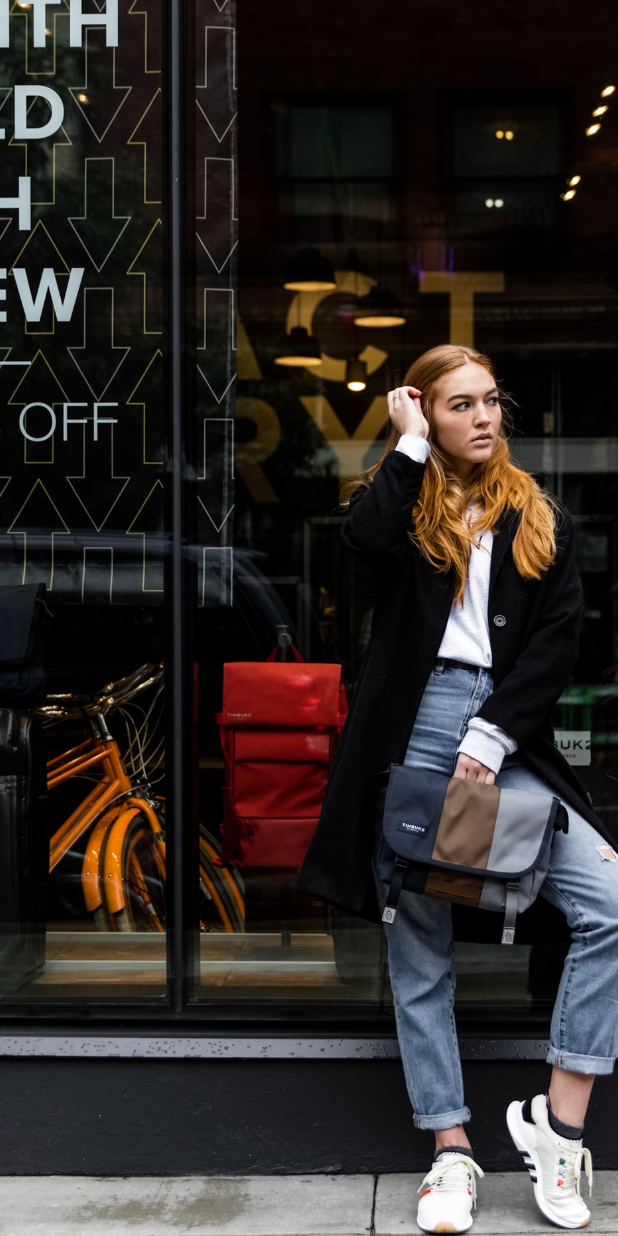
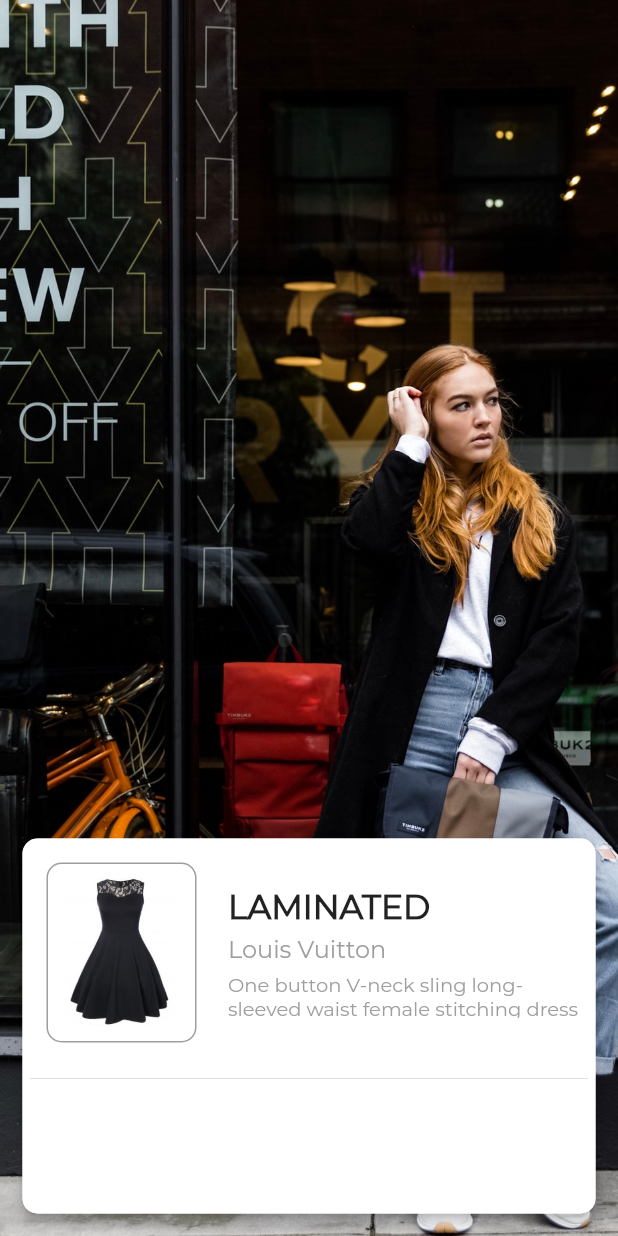
Before and after one commit to islamoktay/learning_process, a Flutter app: the Detay screen opened directly, on a phone screen of 412 x 824 dp. Run offline on Flutter 3.47's test engine with Material 2 defaults, Android fonts, the phone set to English and light mode, and no system bars; our stand-ins replace email_validator, flutter_easyloading, google_fonts, palette_generator.

Commit message:
studied more

```diff
--- a/flutter/flutter_moda_app/lib/detay.dart
+++ b/flutter/flutter_moda_app/lib/detay.dart
@@ -12,7 +12,9 @@ class _DetayState extends State<Detay> {
   @override
   Widget build(BuildContext context) {
     return Scaffold(
-      body: Hero(
+      body: Stack(
+        children: [
+          Hero(
             tag: widget.imgPath,
             child: Container(
               height: MediaQuery.of(context).size.height,
@@ -25,6 +27,98 @@ class _DetayState extends State<Detay> {
               ),
             ),
           ),
+          Positioned(
+            left: 15,
+            right: 15,
+            bottom: 15,
+            child: Material(
+              borderRadius: BorderRadius.circular(10),
+              elevation: 4,
+              child: Container(
+                height: 250,
+                width: MediaQuery.of(context).size.width - 30,
+                decoration: BoxDecoration(
+                  color: Colors.white,
+                  borderRadius: BorderRadius.circular(10),
+                ),
+                child: Column(
+                  children: [
+                    Row(
+                      children: [
+                        Padding(
+                          padding: const EdgeInsets.all(16.0),
+                          child: Container(
+                            height: 120,
+                            width: 100,
+                            decoration: BoxDecoration(
+                              borderRadius: BorderRadius.circular(10),
+                              border: Border.all(color: Colors.grey),
+                              image: DecorationImage(
+                                image: AssetImage(
+                                  "assets/dress.jpg",
+                                ),
+                                fit: BoxFit.contain,
+                              ),
+                            ),
+                          ),
+                        ),
+                        SizedBox(
+                          width: 5,
+                        ),
+                        Column(
+                          crossAxisAlignment: CrossAxisAlignment.start,
+                          children: [
+                            Text(
+                              "LAMINATED",
+                              style: TextStyle(
+                                  fontFamily: "Montserrat",
+                                  fontSize: 22,
+                                  fontWeight: FontWeight.bold),
+                            ),
+                            SizedBox(
+                              height: 5,
+                            ),
+                            Text(
+                              "Louis Vuitton",
+                              style: TextStyle(
+                                fontFamily: "Montserrat",
+                                fontSize: 16,
+                                color: Colors.grey,
+                                // fontWeight: FontWeight.bold,
+                              ),
+                            ),
+                            SizedBox(
+                              height: 5,
+                            ),
+                            Container(
+                              height: 30,
+                              width: MediaQuery.of(context).size.width - 170,
+                              child: Text(
+                                "One button V-neck sling long-sleeved waist female stitching dress",
+                                style: TextStyle(
+                                  fontFamily: "Montserrat",
+                                  fontSize: 13,
+                                  color: Colors.grey,
+                                  // fontWeight: FontWeight.bold,
+                                ),
+                              ),
+                            ),
+                          ],
+                        ),
+                      ],
+                    ),
+                    Divider(
+                      indent: 5,
+                      endIndent: 5,
+                    ),
+                    Row(),
+                  ],
+                ),
+              ),
+            ),
+          ),
+        ],
+      ),
     );
   }
 }
```
Lines whose indentation alone changed are shown as unchanged.
